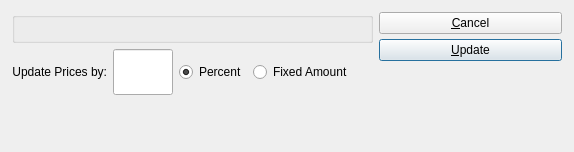
First picture: the form in xtuple/trunk/guiclient/updatePricesByProductCategory.ui, repository WooodHead/xtuple, before the edit.
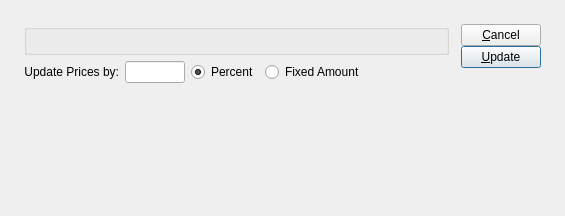
Second picture: the form after the edit. Custom widgets are drawn as their Qt base class.

The edit to the form file:
```diff
--- a/xtuple/trunk/guiclient/updatePricesByProductCategory.ui
+++ b/xtuple/trunk/guiclient/updatePricesByProductCategory.ui
@@ -13,8 +13,8 @@
    <rect>
     <x>0</x>
     <y>0</y>
-    <width>574</width>
-    <height>152</height>
+    <width>565</width>
+    <height>216</height>
    </rect>
   </property>
   <property name="windowTitle" >
@@ -35,6 +35,12 @@
    </property>
    <item row="0" column="0" >
     <layout class="QGridLayout" >
+     <property name="margin" >
+      <number>12</number>
+     </property>
+     <property name="spacing" >
+      <number>12</number>
+     </property>
      <item row="0" column="0" >
       <layout class="QGridLayout" >
        <item row="0" column="0" >
@@ -95,15 +101,15 @@
          <item row="0" column="4" >
           <spacer>
            <property name="orientation" >
-            <enum>Qt::Vertical</enum>
+            <enum>Qt::Horizontal</enum>
            </property>
            <property name="sizeType" >
             <enum>QSizePolicy::Expanding</enum>
            </property>
-           <property name="sizeHint" >
+           <property name="sizeHint" stdset="0" >
             <size>
-             <width>20</width>
-             <height>26</height>
+             <width>26</width>
+             <height>20</height>
             </size>
            </property>
           </spacer>
@@ -118,10 +124,10 @@
          <property name="sizeType" >
           <enum>QSizePolicy::Expanding</enum>
          </property>
-         <property name="sizeHint" >
+         <property name="sizeHint" stdset="0" >
           <size>
            <width>20</width>
-           <height>16</height>
+           <height>0</height>
           </size>
          </property>
         </spacer>
@@ -131,9 +137,6 @@
      <item row="0" column="1" >
       <layout class="QVBoxLayout" >
        <property name="spacing" >
-        <number>5</number>
-       </property>
-       <property name="leftMargin" >
         <number>0</number>
        </property>
        <property name="topMargin" >
```
Left out of the diff: 26 changed lines with no effect on the pictures.
